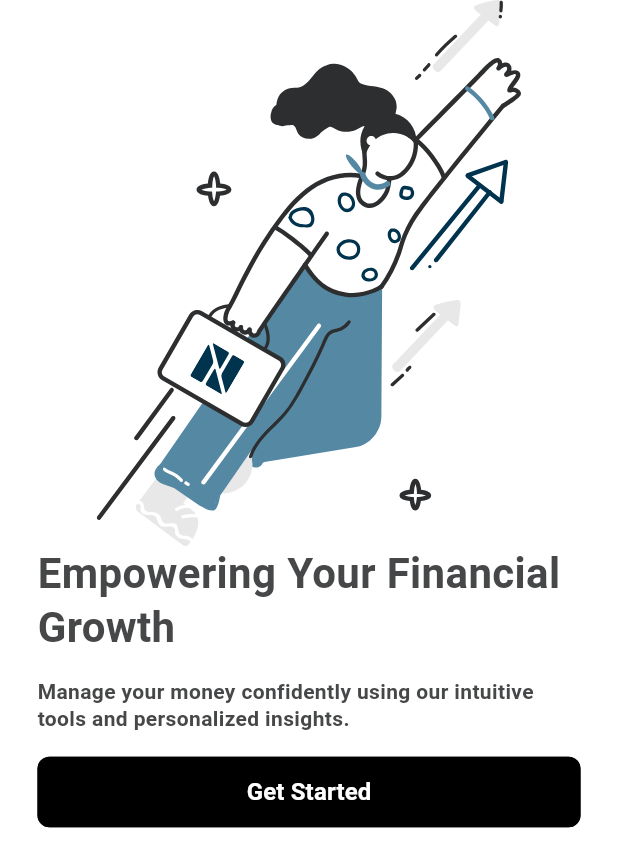
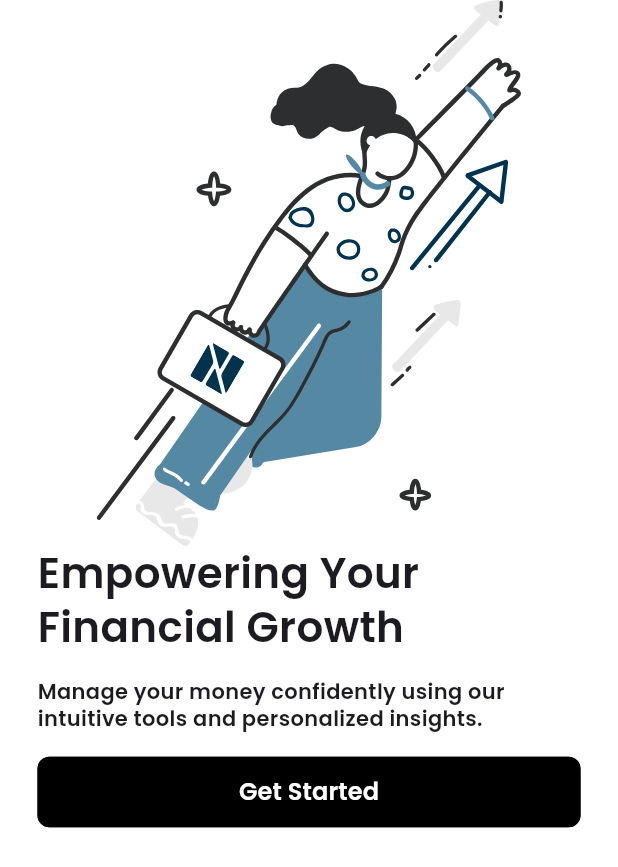
Before and after one commit to Networth-Tracker/nwt-mobile-application, a Flutter app: the screen it shows after launch, on a phone screen of 412 x 824 dp. Shown: the top 867 px of the screen. Run offline on Flutter 3.47's test engine with Material 3 defaults, Android fonts, the phone set to English and light mode, and no system bars; our stand-ins replace flutter_svg.

Commit message:
Added font family

```diff
--- a/lib/main.dart
+++ b/lib/main.dart
@@ -13,9 +13,14 @@
   Widget build(BuildContext context) {
     return MaterialApp(
       title: 'Networth Tracker',
-      theme: AppTheme.lightTheme,
+      theme: AppTheme.lightTheme.copyWith(
+        textTheme: ThemeData.light().textTheme.apply(
+          fontFamily: 'Poppins',
+        ),
+      ),
       darkTheme: AppTheme.darkTheme,
       themeMode: ThemeMode.system,
+
       home: const OnboardingScreen(),
     );
   }
```
Also changed, not shown: pubspec.yaml (+48 -0 lines), assets/fonts/Poppins-Black.ttf (added), assets/fonts/Poppins-BlackItalic.ttf (added), assets/fonts/Poppins-Bold.ttf (added), assets/fonts/Poppins-BoldItalic.ttf (added), assets/fonts/Poppins-ExtraBold.ttf (added), assets/fonts/Poppins-ExtraBoldItalic.ttf (added), assets/fonts/Poppins-ExtraLight.ttf (added), assets/fonts/Poppins-ExtraLightItalic.ttf (added), assets/fonts/Poppins-Italic.ttf (added), assets/fonts/Poppins-Light.ttf (added), assets/fonts/Poppins-LightItalic.ttf (added), assets/fonts/Poppins-Medium.ttf (added), assets/fonts/Poppins-MediumItalic.ttf (added), 5 more files.
